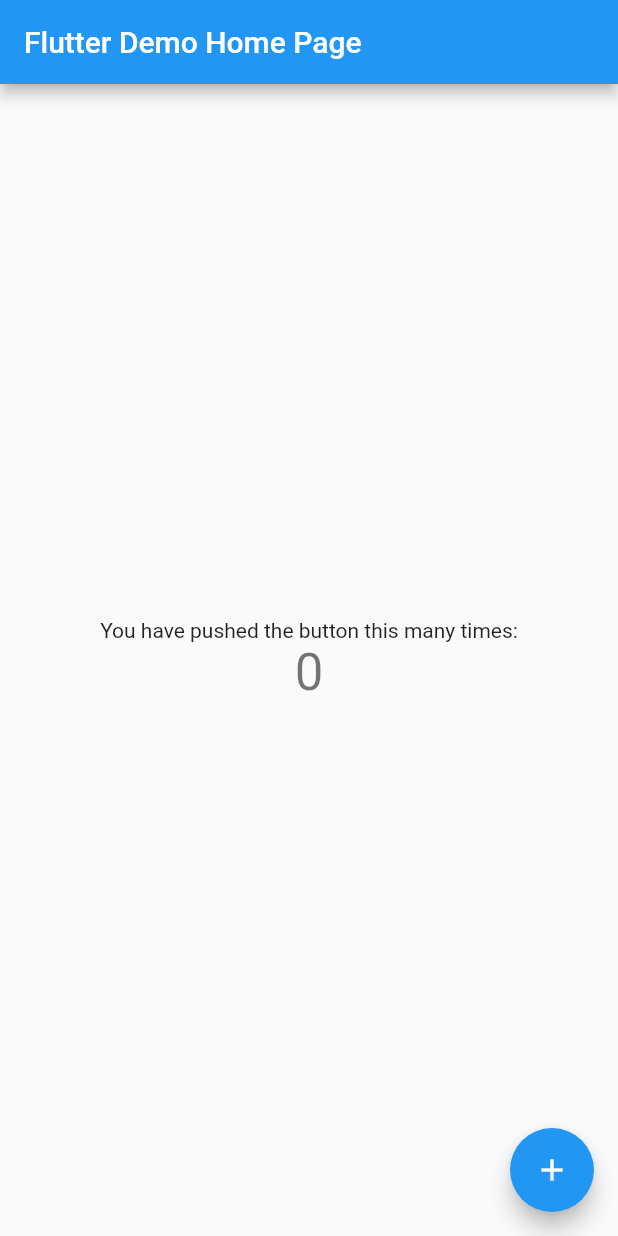
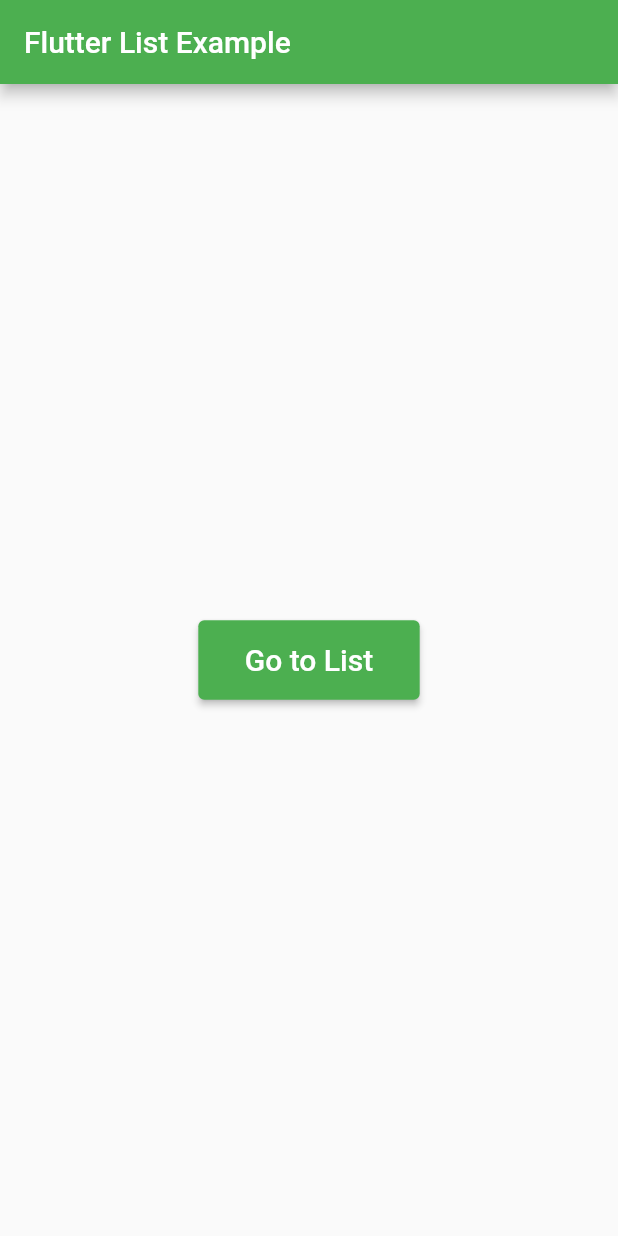
Before and after one commit to TheeMachine/flutter-list-with-detail, a Flutter app: the screen it shows after launch, on a phone screen of 412 x 824 dp. Run offline on Flutter 3.47's test engine with Material 2 defaults, Android fonts, the phone set to English and light mode, and no system bars.

Commit message:
Added service, models and widgets

```diff
--- a/lib/main.dart
+++ b/lib/main.dart
@@ -1,4 +1,6 @@
 import 'package:flutter/material.dart';
+import 'package:flutter_list_with_detail/pages/detail.dart';
+import 'package:flutter_list_with_detail/pages/list.dart';
 
 void main() {
   runApp(MyApp());
@@ -11,103 +13,35 @@
     return MaterialApp(
       title: 'Flutter Demo',
       theme: ThemeData(
-        // This is the theme of your application.
-        //
-        // Try running your application with "flutter run". You'll see the
-        // application has a blue toolbar. Then, without quitting the app, try
-        // changing the primarySwatch below to Colors.green and then invoke
-        // "hot reload" (press "r" in the console where you ran "flutter run",
-        // or simply save your changes to "hot reload" in a Flutter IDE).
-        // Notice that the counter didn't reset back to zero; the application
-        // is not restarted.
-        primarySwatch: Colors.blue,
+        primarySwatch: Colors.green,
       ),
-      home: MyHomePage(title: 'Flutter Demo Home Page'),
+      initialRoute: '/',
+      routes: {
+        '/': (context) => MyHomePage(),
+        '/list': (context) => UserList(),
+        '/user-detail': (context) => UserDetail()
+      },
     );
   }
 }
 
-class MyHomePage extends StatefulWidget {
-  MyHomePage({Key key, this.title}) : super(key: key);
-
-  // This widget is the home page of your application. It is stateful, meaning
-  // that it has a State object (defined below) that contains fields that affect
-  // how it looks.
-
-  // This class is the configuration for the state. It holds the values (in this
-  // case the title) provided by the parent (in this case the App widget) and
-  // used by the build method of the State. Fields in a Widget subclass are
-  // always marked "final".
-
-  final String title;
-
-  @override
-  _MyHomePageState createState() => _MyHomePageState();
-}
-
-class _MyHomePageState extends State<MyHomePage> {
-  int _counter = 0;
-
-  void _incrementCounter() {
-    setState(() {
-      // This call to setState tells the Flutter framework that something has
-      // changed in this State, which causes it to rerun the build method below
-      // so that the display can reflect the updated values. If we changed
-      // _counter without calling setState(), then the build method would not be
-      // called again, and so nothing would appear to happen.
-      _counter++;
-    });
-  }
+class MyHomePage extends StatelessWidget {
+  const MyHomePage({Key key}) : super(key: key);
 
   @override
   Widget build(BuildContext context) {
-    // This method is rerun every time setState is called, for instance as done
-    // by the _incrementCounter method above.
-    //
-    // The Flutter framework has been optimized to make rerunning build methods
-    // fast, so that you can just rebuild anything that needs updating rather
-    // than having to individually change instances of widgets.
     return Scaffold(
-      appBar: AppBar(
-        // Here we take the value from the MyHomePage object that was created by
-        // the App.build method, and use it to set our appbar title.
-        title: Text(widget.title),
-      ),
+      appBar: AppBar(title: Text('Flutter List Example')),
       body: Center(
-        // Center is a layout widget. It takes a single child and positions it
-        // in the middle of the parent.
-        child: Column(
-          // Column is also a layout widget. It takes a list of children and
-          // arranges them vertically. By default, it sizes itself to fit its
-          // children horizontally, and tries to be as tall as its parent.
-          //
-          // Invoke "debug painting" (press "p" in the console, choose the
-          // "Toggle Debug Paint" action from the Flutter Inspector in Android
-          // Studio, or the "Toggle Debug Paint" command in Visual Studio Code)
-          // to see the wireframe for each widget.
-          //
-          // Column has various properties to control how it sizes itself and
-          // how it positions its children. Here we use mainAxisAlignment to
-          // center the children vertically; the main axis here is the vertical
-          // axis because Columns are vertical (the cross axis would be
-          // horizontal).
-          mainAxisAlignment: MainAxisAlignment.center,
-          children: <Widget>[
-            Text(
-              'You have pushed the button this many times:',
-            ),
-            Text(
-              '$_counter',
-              style: Theme.of(context).textTheme.headline4,
-            ),
-          ],
+          child: Container(
+        child: ElevatedButton(
+          child:
+              Padding(padding: EdgeInsets.all(15.0), child: Text('Go to List',style: TextStyle(fontSize: 20.0),)),
+          onPressed: () {
+            Navigator.pushNamed(context, '/list');
+          },
         ),
-      ),
-      floatingActionButton: FloatingActionButton(
-        onPressed: _incrementCounter,
-        tooltip: 'Increment',
-        child: Icon(Icons.add),
-      ), // This trailing comma makes auto-formatting nicer for build methods.
+      )),
     );
   }
 }
--- a/pubspec.yaml
+++ b/pubspec.yaml
@@ -28,6 +28,7 @@
   # The following adds the Cupertino Icons font to your application.
   # Use with the CupertinoIcons class for iOS style icons.
   cupertino_icons: ^1.0.2
+  http: ^0.13.3
 
 dev_dependencies:
   flutter_test:
```
Also changed, not shown: lib/models/todo.dart (added, +24 -0 lines), lib/models/user.dart (added, +18 -0 lines), lib/pages/detail.dart (added, +29 -0 lines), lib/pages/list.dart (added, +70 -0 lines), lib/pages/todo-list.dart (added, +65 -0 lines), lib/services/todos.service.dart (added, +22 -0 lines), lib/services/user.service.dart (added, +21 -0 lines), lib/widgets/todo-list-card.dart (added, +38 -0 lines), lib/widgets/user-list-card.dart (added, +32 -0 lines), pubspec.lock.
